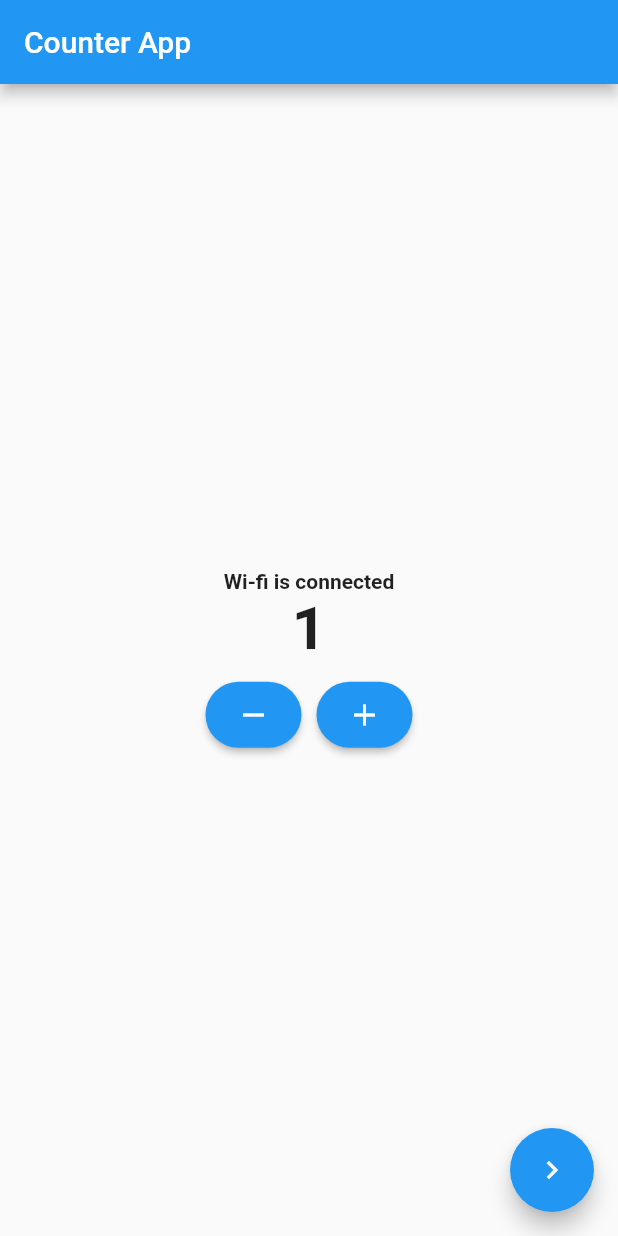
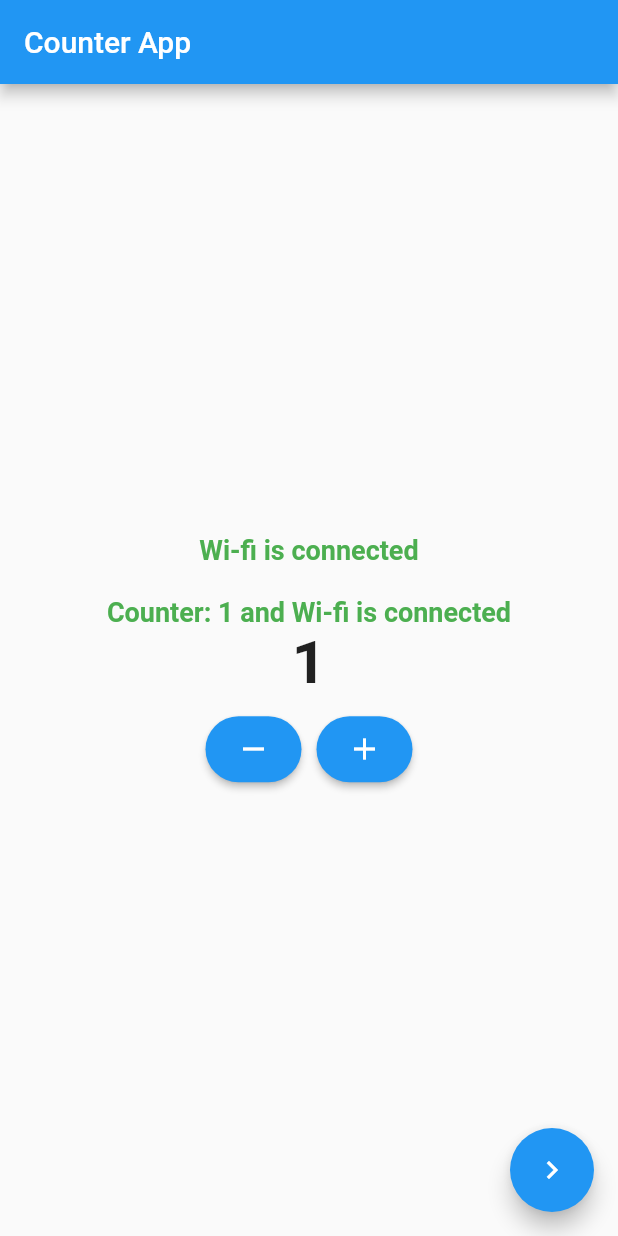
Before and after one commit to Atuoha/flutter_bloc_dive, a Flutter app: the screen it shows after launch, on a phone screen of 412 x 824 dp. Run offline on Flutter 3.47's test engine with Material 2 defaults, Android fonts, the phone set to English and light mode, and no system bars; our stand-ins replace bloc, connectivity_plus, equatable, flutter_bloc.

Commit message:
demonstrating bloc watch

```diff
--- a/lib/business_logic/cubits/counter_cubit.dart
+++ b/lib/business_logic/cubits/counter_cubit.dart
@@ -1,5 +1,4 @@
 import 'dart:async';
-
 import 'package:bloc/bloc.dart';
 import 'package:diving_into_flutter_bloc/constants/enums.dart';
 import 'internet_cubit.dart';
--- a/lib/cubit_counter.dart
+++ b/lib/cubit_counter.dart
@@ -35,12 +35,45 @@ class _CounterScreenState extends State<CounterScreen> {
                 builder: (context, state) {
               if (state is InternetConnected &&
                   state.connectionType == ConnectionType.wifi) {
-                return buildText('Wi-fi is connected');
+                return buildText(
+                  text: 'Wi-fi is connected',
+                  color: Colors.green,
+                );
               } else if (state is InternetConnected &&
                   state.connectionType == ConnectionType.mobile) {
-                return buildText('Mobile Data is connected');
+                return buildText(
+                  text: 'Mobile Data is connected',
+                  color: Colors.blue,
+                );
               } else if (state is InternetDisconnected) {
-                return buildText('Internet is not connected');
+                return buildText(
+                  text: 'Internet is not connected',
+                  color: Colors.red,
+                );
+              }
+              return const CircularProgressIndicator();
+            }),
+            const SizedBox(height: 20),
+            Builder(builder: (context) {
+              final counter = context.watch<CounterCubit>().state;
+              final internetState = context.watch<InternetCubit>().state;
+              if (internetState is InternetConnected &&
+                  internetState.connectionType == ConnectionType.wifi) {
+                return buildText(
+                  text: 'Counter: ${counter.counterValue} and Wi-fi is connected',
+                  color: Colors.green,
+                );
+              } else if (internetState is InternetConnected &&
+                  internetState.connectionType == ConnectionType.mobile) {
+                return buildText(
+                  text: 'Counter: ${counter.counterValue}  and Mobile Data is connected',
+                  color: Colors.blue,
+                );
+              } else if (internetState is InternetDisconnected) {
+                return buildText(
+                  text: 'Counter: ${counter.counterValue}  and Internet is not connected',
+                  color: Colors.red,
+                );
               }
               return const CircularProgressIndicator();
             }),
@@ -91,8 +124,15 @@ class _CounterScreenState extends State<CounterScreen> {
     );
   }
 
-  Text buildText(String text) =>
-      Text(text, style: const TextStyle(fontWeight: FontWeight.bold));
+  // Internet Connection Button
+  Text buildText({required String text, required Color color}) => Text(
+        text,
+        style: TextStyle(
+          fontWeight: FontWeight.bold,
+          fontSize: 18,
+          color: color,
+        ),
+      );
 
   ElevatedButton buildElevatedButton(
     Function action,
```
